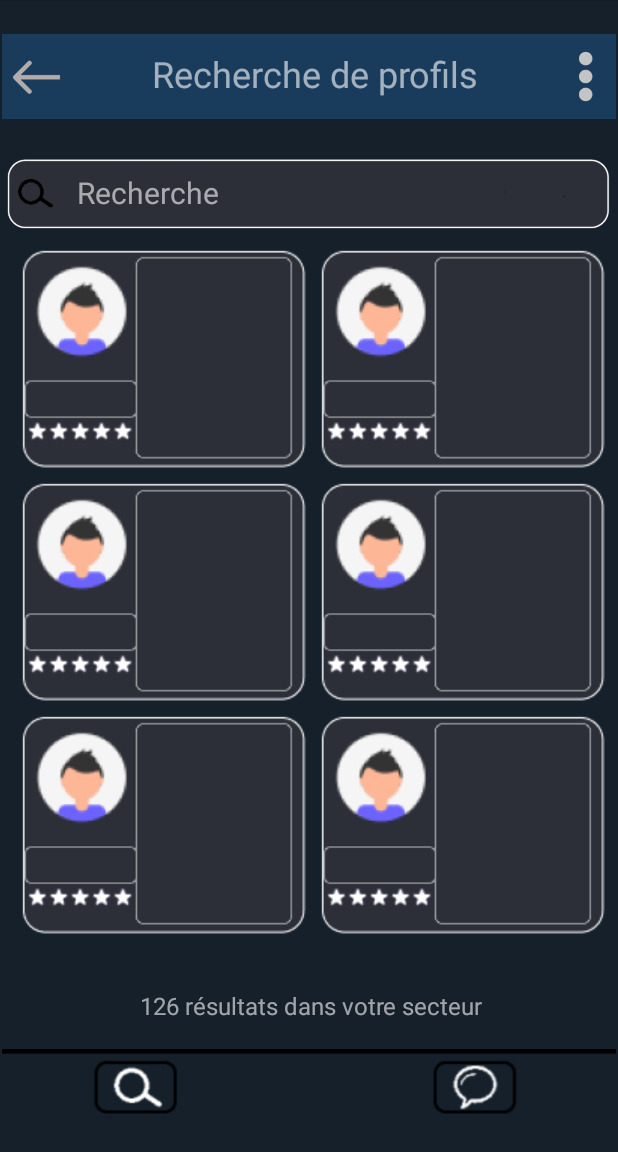
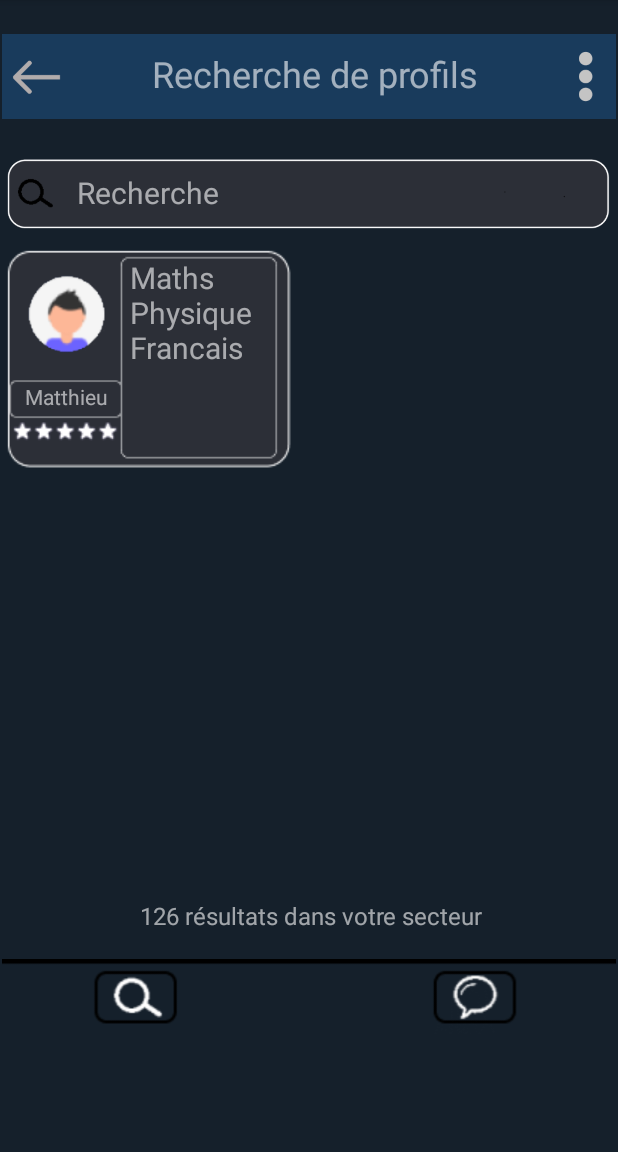
Before and after one commit to Mat0108/Project-Android, an Android app: the screen it shows after launch (MainActivity), on a phone screen of 412 x 824 dp, the part 84-1236 px from its top. Run offline under Robolectric (Android 15) with nearby library versions, the phone set to English and light mode, and no system bars.

Commit message:
Modif result

```diff
--- a/ProjectAndroid/app/build.gradle
+++ b/ProjectAndroid/app/build.gradle
@@ -1,5 +1,6 @@
 plugins {
     id 'com.android.application'
+    id 'com.google.gms.google-services'
 }
 
 android {
@@ -33,6 +34,7 @@ dependencies {
     implementation 'com.google.android.material:material:1.4.0'
     implementation 'androidx.constraintlayout:constraintlayout:2.1.0'
     implementation 'androidx.mediarouter:mediarouter:1.2.5'
+    implementation 'com.google.firebase:firebase-database:19.2.1'
     testImplementation 'junit:junit:4.+'
     androidTestImplementation 'androidx.test.ext:junit:1.1.3'
     androidTestImplementation 'androidx.test.espresso:espresso-core:3.4.0'
--- a/ProjectAndroid/app/src/main/java/com/example/projectandroid/MainActivity.java
+++ b/ProjectAndroid/app/src/main/java/com/example/projectandroid/MainActivity.java
@@ -3,6 +3,7 @@ package com.example.projectandroid;
 import androidx.appcompat.app.AppCompatActivity;
 
 import android.os.Bundle;
+import android.util.Log;
 
 public class MainActivity extends AppCompatActivity {
 
@@ -10,5 +11,7 @@ public class MainActivity extends AppCompatActivity {
     protected void onCreate(Bundle savedInstanceState) {
         super.onCreate(savedInstanceState);
         setContentView(R.layout.recherche);
+
+
     }
 }
--- a/ProjectAndroid/app/src/main/res/layout/activity_main.xml
+++ b/ProjectAndroid/app/src/main/res/layout/activity_main.xml
@@ -14,17 +14,6 @@
         app:layout_constraintLeft_toLeftOf="parent"
         app:layout_constraintRight_toRightOf="parent"
         app:layout_constraintTop_toTopOf="parent" />
-    <!-- Component 4 -->
-    <RelativeLayout
-        android:id="@+id/component_4"
-        android:layout_width="250dp"
-        android:layout_height="50dp"
-        android:layout_alignParentLeft="true"
-        android:layout_alignParentTop="true"
-        android:layout_alignParentRight="true"
-        android:layout_alignParentBottom="true"
-        android:background="@drawable/rectangle1"
-        tools:layout_editor_absoluteX="80dp"
-        tools:layout_editor_absoluteY="139dp" />
+
 
 </androidx.constraintlayout.widget.ConstraintLayout>
--- a/ProjectAndroid/app/src/main/res/layout/recherche.xml
+++ b/ProjectAndroid/app/src/main/res/layout/recherche.xml
@@ -38,7 +38,7 @@
             android:layout_width="wrap_content"
             android:layout_height="wrap_content"
             android:contentDescription="MenuBas"
-            android:translationY="680dp"
+            android:translationY="620dp"
             app:srcCompat="@drawable/menubas" />
 
         <ImageView
@@ -89,14 +89,14 @@
             android:textColor="@color/TEXT"
             android:textSize="16sp"
             android:translationX="80dp"
-            android:translationY="640dp" />
+            android:translationY="580dp" />
 
         <ScrollView
             android:id="@+id/ResultScroll"
-            android:layout_width="wrap_content"
-            android:layout_height="475dp"
-            android:translationX="10dp"
-            android:translationY="140dp">
+            android:layout_width="match_parent"
+            android:layout_height="427dp"
+            android:translationY="140dp"
+            tools:ignore="SpeakableTextPresentCheck">
 
             <LinearLayout
                 android:layout_width="match_parent"
@@ -104,61 +104,67 @@
                 android:orientation="vertical">
 
                 <LinearLayout
+
+                    android:id="@+id/Linear01"
                     android:layout_width="match_parent"
-                    android:layout_height="match_parent">
+                    android:layout_height="match_parent"
+                    android:orientation="horizontal">
 
-                    <ImageView
-                        android:id="@+id/result0"
+                    <RelativeLayout
+                        android:id="@+id/Relative1"
                         android:layout_width="wrap_content"
-                        android:layout_height="wrap_content"
-                        android:contentDescription="result image"
-                        app:srcCompat="@drawable/result" />
+                        android:layout_height="match_parent">
 
-                    <ImageView
-                        android:id="@+id/result1"
-                        android:layout_width="wrap_content"
-                        android:layout_height="match_parent"
-                        android:contentDescription="result image"
-                        app:srcCompat="@drawable/result" />
+                        <ImageView
+                            android:id="@+id/R1_Image"
+                            android:layout_width="wrap_content"
+                            android:layout_height="wrap_content"
+                            android:contentDescription="image1"
+                            app:srcCompat="@drawable/result" />
+
+                        <ImageView
+                            android:id="@+id/R1_Profile2"
+                            android:layout_width="70dp"
+                            android:layout_height="70dp"
+                            android:contentDescription="image1"
+                            android:translationX="8dp"
+                            android:translationY="15dp"
+                            android:visibility="visible"
+                            app:srcCompat="@drawable/profile2" />
+
+                        <ImageView
+                            android:id="@+id/R1_Profile1"
+                            android:layout_width="70dp"
+                            android:layout_height="70dp"
+                            android:translationX="8dp"
+                            android:translationY="15dp"
+                            app:srcCompat="@drawable/profile1" />
+
+                        <TextView
+                            android:id="@+id/R1_NameText"
+                            android:layout_width="75dp"
+                            android:layout_height="24dp"
+                            android:text="Matthieu"
+                            android:textAlignment="center"
+                            android:textColor="@color/TEXT"
+                            android:translationX="5dp"
+                            android:translationY="95dp" />
+
+                        <TextView
+                            android:id="@+id/R1_Text"
+                            android:layout_width="93dp"
+                            android:layout_height="128dp"
+                            android:text="Maths Physique Francais"
+                            android:textAlignment="textStart"
+                            android:textColor="@color/TEXT"
+                            android:textSize="20sp"
+                            android:translationX="85dp"
+                            android:translationY="12dp" />
+
+                    </RelativeLayout>
+
                 </LinearLayout>
 
-                <LinearLayout
-                    android:layout_width="match_parent"
-                    android:layout_height="match_parent">
-
-                    <ImageView
-                        android:id="@+id/result2"
-                        android:layout_width="wrap_content"
-                        android:layout_height="wrap_content"
-                        android:contentDescription="result image"
-                        app:srcCompat="@drawable/result" />
-
-                    <ImageView
-                        android:id="@+id/result3"
-                        android:layout_width="wrap_content"
-                        android:layout_height="match_parent"
-                        android:contentDescription="result image"
-                        app:srcCompat="@drawable/result" />
-                </LinearLayout>
-
-                <LinearLayout
-                    android:layout_width="match_parent"
-                    android:layout_height="match_parent">
-
-                    <ImageView
-                        android:id="@+id/result4"
-                        android:layout_width="wrap_content"
-                        android:layout_height="wrap_content"
-                        android:contentDescription="result image"
-                        app:srcCompat="@drawable/result" />
-
-                    <ImageView
-                        android:id="@+id/result5"
-                        android:layout_width="wrap_content"
-                        android:layout_height="match_parent"
-                        android:contentDescription="result image"
-                        app:srcCompat="@drawable/result" />
-                </LinearLayout>
             </LinearLayout>
         </ScrollView>
 
--- a/ProjectAndroid/app/src/main/res/values-night/styles.xml
+++ b/ProjectAndroid/app/src/main/res/values-night/styles.xml
@@ -2,6 +2,5 @@
 
     <style name="Widget.Theme.ProjectAndroid.MyView" parent="">
         <item name="android:background">@color/gray_600</item>
-        <item name="exampleColor">@color/light_blue_600</item>
     </style>
 </resources>
--- a/ProjectAndroid/build.gradle
+++ b/ProjectAndroid/build.gradle
@@ -6,6 +6,7 @@ buildscript {
     }
     dependencies {
         classpath "com.android.tools.build:gradle:7.0.2"
+        classpath 'com.google.gms:google-services:4.3.3'
 
         // NOTE: Do not place your application dependencies here; they belong
         // in the individual module build.gradle files
```
Also changed, not shown: ProjectAndroid/app/src/main/res/drawable/profile1.png (added), ProjectAndroid/app/src/main/res/drawable/profile2.png (added), 3 other files.
